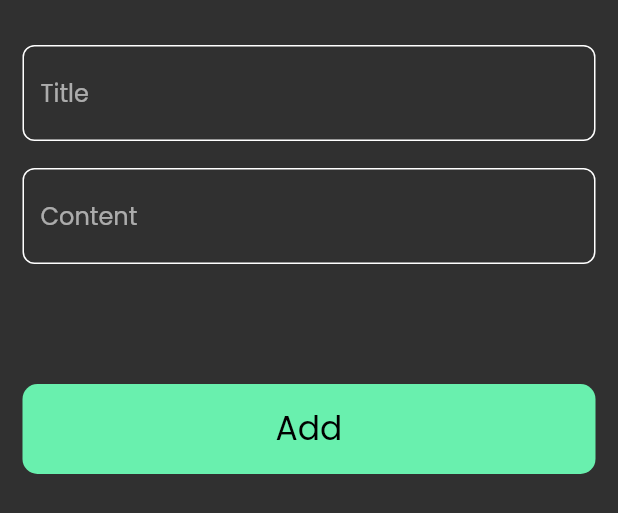
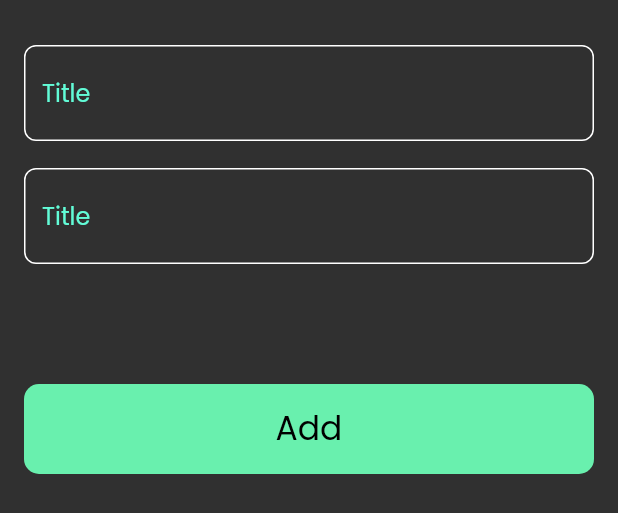
Before and after one commit to aymanabbasabdullah/notes_app, a Flutter app: the AddNoteBottomSheet widget shown alone on an empty page, opened directly, on a phone screen of 412 x 824 dp. Shown: the top 513 px of the screen. Run offline on Flutter 3.47's test engine with Material 3 defaults, Android fonts, the phone set to English and light mode, and no system bars; our stand-ins replace font_awesome_flutter.

Commit message:
create custom text field

```diff
--- /dev/null
+++ b/lib/constants.dart
@@ -0,0 +1,3 @@
+import 'package:flutter/material.dart';
+
+const kPrimaryColor =   Color(0xff62FCD7);
--- a/lib/widgets/add_note_bottom_sheet.dart
+++ b/lib/widgets/add_note_bottom_sheet.dart
@@ -12,12 +12,12 @@ class AddNoteBottomSheet extends StatelessWidget {
     return Container(
 
       child: Padding(
-        padding: const EdgeInsets.symmetric(vertical: 30,horizontal: 15),
+        padding: const EdgeInsets.symmetric(vertical: 30,horizontal: 16),
         child: Column(
           children: [
-            CustomTextField(hintText: 'Title',),
+            CustomTextField( ),
             SizedBox(height: 18,),
-            CustomTextField(hintText: 'Content',),
+            CustomTextField( ),
             SizedBox(height: 80,),
             CustomButton(backgroundColo: Colors.greenAccent, colorText: Colors.black, text: 'Add')
           ],
--- a/lib/widgets/custom_text_filed.dart
+++ b/lib/widgets/custom_text_filed.dart
@@ -1,54 +1,25 @@
+import 'package:flutter/material.dart';
+import 'package:notesapp/constants.dart';
+class CustomTextField extends StatelessWidget {
+  const CustomTextField({super.key,  });
+  //final String hintText;
 
-
-import 'package:flutter/material.dart';
-
-class CustomTextField extends StatelessWidget {
-  CustomTextField(
-      {this.textInputType,
-      this.icon,
-      this.isObscureText = false,
-      this.onChanged,
-      this.hintText,
-        this.label,
-      super.key});
-  String? hintText;
-  Text? label;
-  Function(String)? onChanged;
-  bool? isObscureText;
-  Icon? icon;
-  TextInputType? textInputType;
   @override
   Widget build(BuildContext context) {
-    return TextFormField(
-
-      keyboardType: textInputType,
-      obscureText: isObscureText!,
-      // validator: (data){
-      //   if(data!.isEmpty){
-      //     return 'filed is requaired';
-      //   }
-      // },
-      // maxLength: 10,
-      // keyboardType: TextInputType.number,
-      // cursorColor: Colors.deepOrange, الاشاره السهم للماوس|
-      // style: TextStyle(color: Colors.white),
-      onChanged: onChanged,
+    return TextField(
+      cursorColor:kPrimaryColor ,
       decoration: InputDecoration(
-        label:label ,
-        suffixIcon: icon,
-        counterStyle: TextStyle(color: Colors.white),
-        // label: Text('Email'),
-        // hintStyle: TextStyle(color: Colors.black ),
-        hintText: hintText,
-        enabledBorder: OutlineInputBorder(
-          borderSide: BorderSide(color: Colors.white),
-          borderRadius: BorderRadius.circular(8),
-        ),
-        border: OutlineInputBorder(
-          borderSide: BorderSide(color: Colors.white),
-          borderRadius: BorderRadius.circular(8),
-        ),
-      ),
+        hintText: 'Title',
+          hintStyle: const TextStyle(color: kPrimaryColor),
+          border: buildBorder(),
+          enabledBorder: buildBorder(),
+          focusedBorder: buildBorder(kPrimaryColor)),
     );
   }
+
+  OutlineInputBorder buildBorder([color]) {
+    return OutlineInputBorder(
+        borderRadius: BorderRadius.circular(8),
+        borderSide:  BorderSide(color: color ?? Colors.white));
+  }
 }
```
